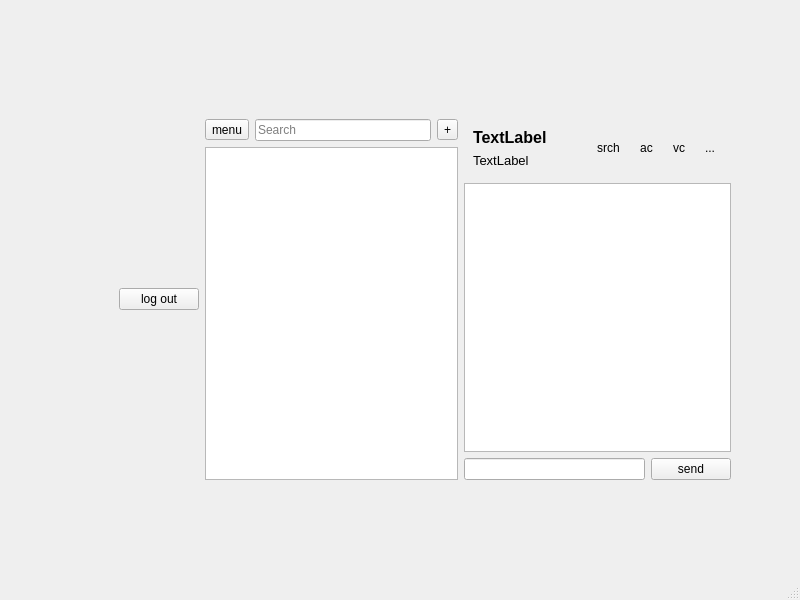
This is client/mainwindow.ui in kex1tu/sm_msg as Qt 5 draws it before an edit. The edited form follows.
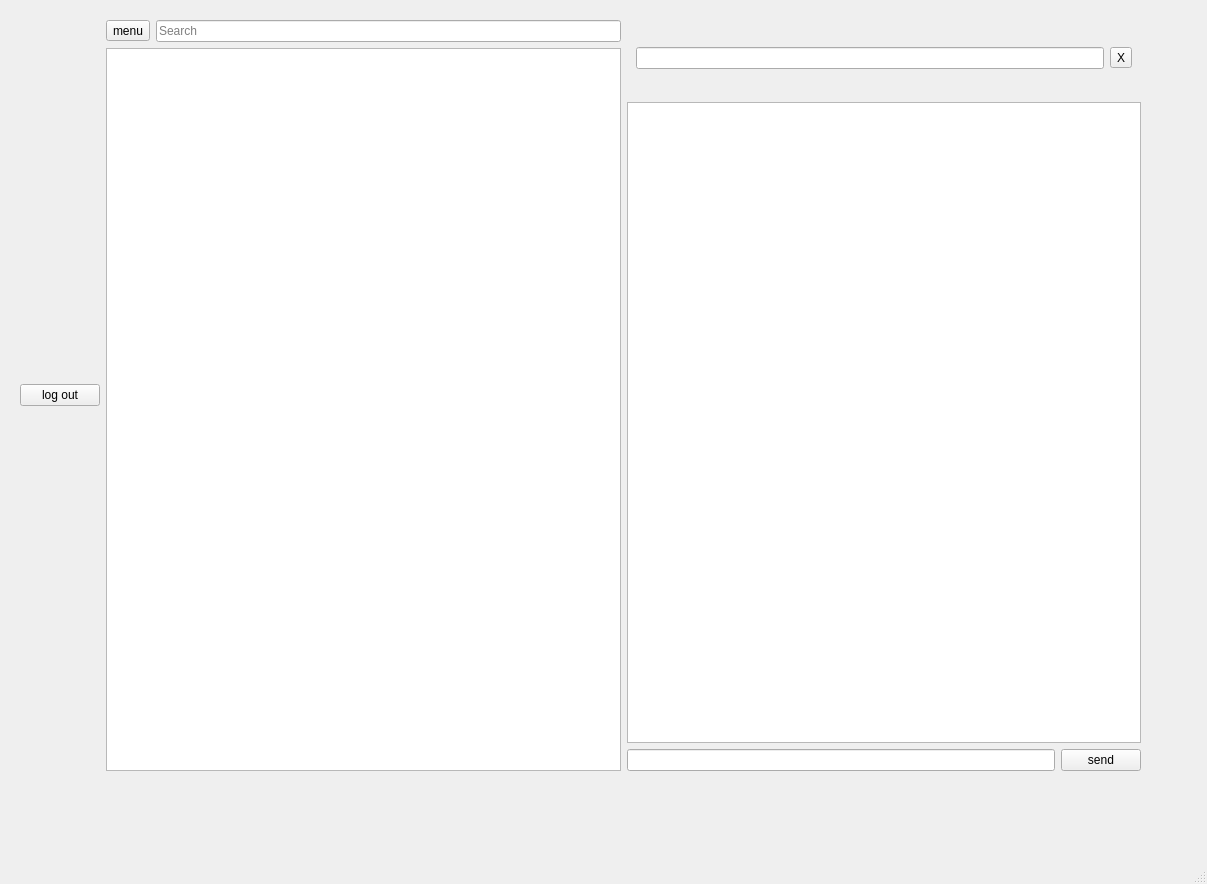
This is the edited form.

Diff of the .ui file:
```diff
--- a/client/mainwindow.ui
+++ b/client/mainwindow.ui
@@ -6,22 +6,22 @@
    <rect>
     <x>0</x>
     <y>0</y>
-    <width>800</width>
-    <height>600</height>
+    <width>1207</width>
+    <height>884</height>
    </rect>
   </property>
   <property name="windowTitle">
    <string>MainWindow</string>
   </property>
   <widget class="QWidget" name="centralwidget">
+   <layout class="QVBoxLayout" name="verticalLayout_8">
+    <item>
    <widget class="QStackedWidget" name="stackedWidget">
-    <property name="geometry">
-     <rect>
-      <x>110</x>
-      <y>110</y>
-      <width>630</width>
-      <height>379</height>
-     </rect>
+      <property name="sizePolicy">
+       <sizepolicy hsizetype="Expanding" vsizetype="Expanding">
+        <horstretch>0</horstretch>
+        <verstretch>0</verstretch>
+       </sizepolicy>
     </property>
     <property name="currentIndex">
      <number>2</number>
@@ -165,22 +165,33 @@
      </widget>
     </widget>
     <widget class="QWidget" name="page_2">
-     <property name="maximumSize">
-      <size>
-       <width>671</width>
-       <height>381</height>
-      </size>
-     </property>
      <property name="styleSheet">
       <string notr="true"/>
      </property>
-     <layout class="QGridLayout" name="gridLayout">
-      <item row="0" column="1">
+       <widget class="QWidget" name="">
+        <property name="geometry">
+         <rect>
+          <x>11</x>
+          <y>11</y>
+          <width>1121</width>
+          <height>751</height>
+         </rect>
+        </property>
        <layout class="QHBoxLayout" name="horizontalLayout_7">
+         <property name="sizeConstraint">
+          <enum>QLayout::SizeConstraint::SetMaximumSize</enum>
+         </property>
+         <item>
+          <widget class="QPushButton" name="logOutButton">
+           <property name="text">
+            <string>log out</string>
+           </property>
+          </widget>
+         </item>
         <item>
          <layout class="QVBoxLayout" name="verticalLayout_6">
           <item>
-           <layout class="QHBoxLayout" name="horizontalLayout_3" stretch="0,1,0">
+            <layout class="QHBoxLayout" name="horizontalLayout_3" stretch="0,1">
             <item>
              <widget class="QToolButton" name="menuButton">
               <property name="sizePolicy">
@@ -201,19 +212,6 @@
               </property>
              </widget>
             </item>
-            <item>
-             <widget class="QToolButton" name="addContactButton">
-              <property name="sizePolicy">
-               <sizepolicy hsizetype="Minimum" vsizetype="Fixed">
-                <horstretch>0</horstretch>
-                <verstretch>0</verstretch>
-               </sizepolicy>
-              </property>
-              <property name="text">
-               <string>+</string>
-              </property>
-             </widget>
-            </item>
            </layout>
           </item>
           <item>
@@ -224,10 +222,35 @@
         <item>
          <layout class="QVBoxLayout" name="verticalLayout_3">
           <item>
+            <widget class="QStackedWidget" name="headerStackedWidget">
+             <property name="sizePolicy">
+              <sizepolicy hsizetype="Preferred" vsizetype="Fixed">
+               <horstretch>0</horstretch>
+               <verstretch>0</verstretch>
+              </sizepolicy>
+             </property>
+             <property name="maximumSize">
+              <size>
+               <width>16777215</width>
+               <height>80</height>
+              </size>
+             </property>
+             <property name="currentIndex">
+              <number>1</number>
+             </property>
+             <widget class="QWidget" name="displayPage">
+              <layout class="QVBoxLayout" name="verticalLayout_5">
+               <item>
            <widget class="QWidget" name="chatHeaderWidget" native="true">
             <property name="enabled">
              <bool>true</bool>
             </property>
+                 <property name="sizePolicy">
+                  <sizepolicy hsizetype="Preferred" vsizetype="Maximum">
+                   <horstretch>0</horstretch>
+                   <verstretch>0</verstretch>
+                  </sizepolicy>
+                 </property>
             <layout class="QHBoxLayout" name="horizontalLayout_11">
              <item>
               <layout class="QVBoxLayout" name="verticalLayout_4">
@@ -318,6 +341,28 @@
             </layout>
            </widget>
           </item>
+              </layout>
+             </widget>
+             <widget class="QWidget" name="searchPage">
+              <layout class="QVBoxLayout" name="verticalLayout_7">
+               <item>
+                <layout class="QHBoxLayout" name="horizontalLayout_4">
+                 <item>
+                  <widget class="QLineEdit" name="chatSearchLineEdit"/>
+                 </item>
+                 <item>
+                  <widget class="QToolButton" name="closeSearchButton">
+                   <property name="text">
+                    <string>X</string>
+                   </property>
+                  </widget>
+                 </item>
+                </layout>
+               </item>
+              </layout>
+             </widget>
+            </widget>
+           </item>
           <item>
            <widget class="QListWidget" name="chatHistoryWidget">
             <property name="contextMenuPolicy">
@@ -342,17 +387,11 @@
          </layout>
         </item>
        </layout>
-      </item>
-      <item row="0" column="0">
-       <widget class="QPushButton" name="logOutButton">
-        <property name="text">
-         <string>log out</string>
-        </property>
+       </widget>
+      </widget>
        </widget>
       </item>
      </layout>
-    </widget>
-   </widget>
   </widget>
   <widget class="QMenuBar" name="menubar">
    <property name="geometry">
```
Left out of the diff: 2 changed lines with no effect on the pictures. Lines whose indentation alone changed are shown as unchanged.
